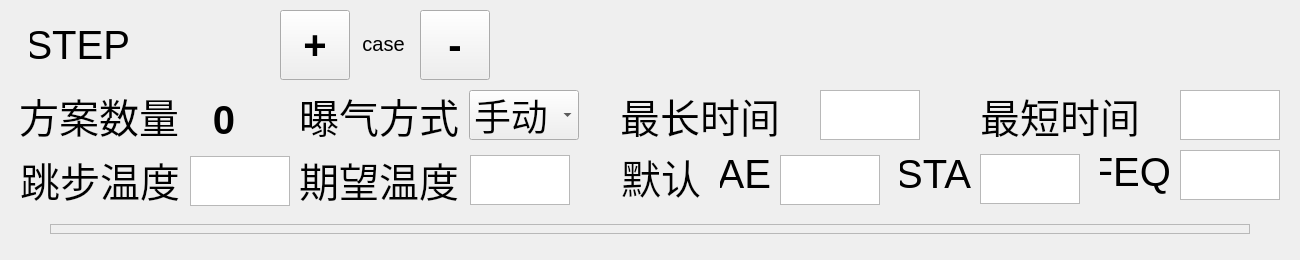
Before: the Qt Designer form Hqsw/ferstepform.ui in hqtecheptech/MagicPill, drawn with Qt 5.
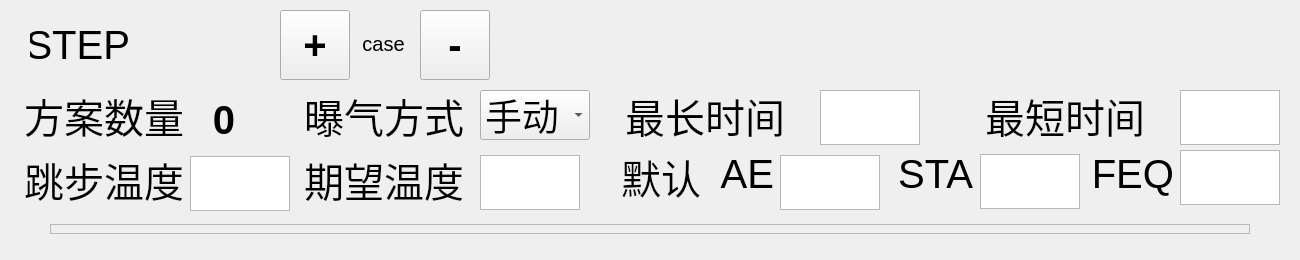
After: the same form once the commit is applied.

```diff
--- a/Hqsw/ferstepform.ui
+++ b/Hqsw/ferstepform.ui
@@ -73,9 +73,9 @@
   <widget class="QLabel" name="label_2">
    <property name="geometry">
     <rect>
-     <x>20</x>
+     <x>19</x>
      <y>154</y>
-     <width>160</width>
+     <width>165</width>
      <height>50</height>
     </rect>
    </property>
@@ -99,7 +99,7 @@
     <rect>
      <x>299</x>
      <y>154</y>
-     <width>160</width>
+     <width>165</width>
      <height>50</height>
     </rect>
    </property>
@@ -147,7 +147,7 @@
     <rect>
      <x>19</x>
      <y>90</y>
-     <width>160</width>
+     <width>165</width>
      <height>50</height>
     </rect>
    </property>
@@ -171,7 +171,7 @@
     <rect>
      <x>299</x>
      <y>90</y>
-     <width>160</width>
+     <width>165</width>
      <height>50</height>
     </rect>
    </property>
@@ -195,7 +195,7 @@
     <rect>
      <x>620</x>
      <y>90</y>
-     <width>160</width>
+     <width>165</width>
      <height>50</height>
     </rect>
    </property>
@@ -219,7 +219,7 @@
     <rect>
      <x>980</x>
      <y>90</y>
-     <width>160</width>
+     <width>165</width>
      <height>50</height>
     </rect>
    </property>
@@ -241,7 +241,7 @@
   <widget class="QComboBox" name="air_mode_comboBox">
    <property name="geometry">
     <rect>
-     <x>469</x>
+     <x>480</x>
      <y>90</y>
      <width>110</width>
      <height>50</height>
@@ -280,7 +280,7 @@
      <x>820</x>
      <y>90</y>
      <width>100</width>
-     <height>50</height>
+     <height>55</height>
     </rect>
    </property>
    <property name="font">
@@ -298,7 +298,7 @@
      <x>1180</x>
      <y>90</y>
      <width>100</width>
-     <height>50</height>
+     <height>55</height>
     </rect>
    </property>
    <property name="font">
@@ -316,7 +316,7 @@
      <x>780</x>
      <y>155</y>
      <width>100</width>
-     <height>50</height>
+     <height>55</height>
     </rect>
    </property>
    <property name="font">
@@ -334,7 +334,7 @@
      <x>980</x>
      <y>154</y>
      <width>100</width>
-     <height>50</height>
+     <height>55</height>
     </rect>
    </property>
    <property name="font">
@@ -349,9 +349,9 @@
   <widget class="QLabel" name="label_5">
    <property name="geometry">
     <rect>
-     <x>720</x>
+     <x>714</x>
      <y>149</y>
-     <width>51</width>
+     <width>60</width>
      <height>50</height>
     </rect>
    </property>
@@ -373,9 +373,9 @@
   <widget class="QLabel" name="label_10">
    <property name="geometry">
     <rect>
-     <x>900</x>
+     <x>893</x>
      <y>149</y>
-     <width>71</width>
+     <width>80</width>
      <height>50</height>
     </rect>
    </property>
@@ -400,7 +400,7 @@
      <x>190</x>
      <y>156</y>
      <width>100</width>
-     <height>50</height>
+     <height>55</height>
     </rect>
    </property>
    <property name="font">
@@ -415,10 +415,10 @@
   <widget class="QTextEdit" name="expect_tmp_text_edit">
    <property name="geometry">
     <rect>
-     <x>470</x>
+     <x>480</x>
      <y>155</y>
      <width>100</width>
-     <height>50</height>
+     <height>55</height>
     </rect>
    </property>
    <property name="font">
@@ -542,7 +542,7 @@
      <x>1180</x>
      <y>150</y>
      <width>100</width>
-     <height>50</height>
+     <height>55</height>
     </rect>
    </property>
    <property name="font">
@@ -557,9 +557,9 @@
   <widget class="QLabel" name="label_12">
    <property name="geometry">
     <rect>
-     <x>1100</x>
-     <y>147</y>
-     <width>71</width>
+     <x>1094</x>
+     <y>149</y>
+     <width>80</width>
      <height>50</height>
     </rect>
    </property>
```
